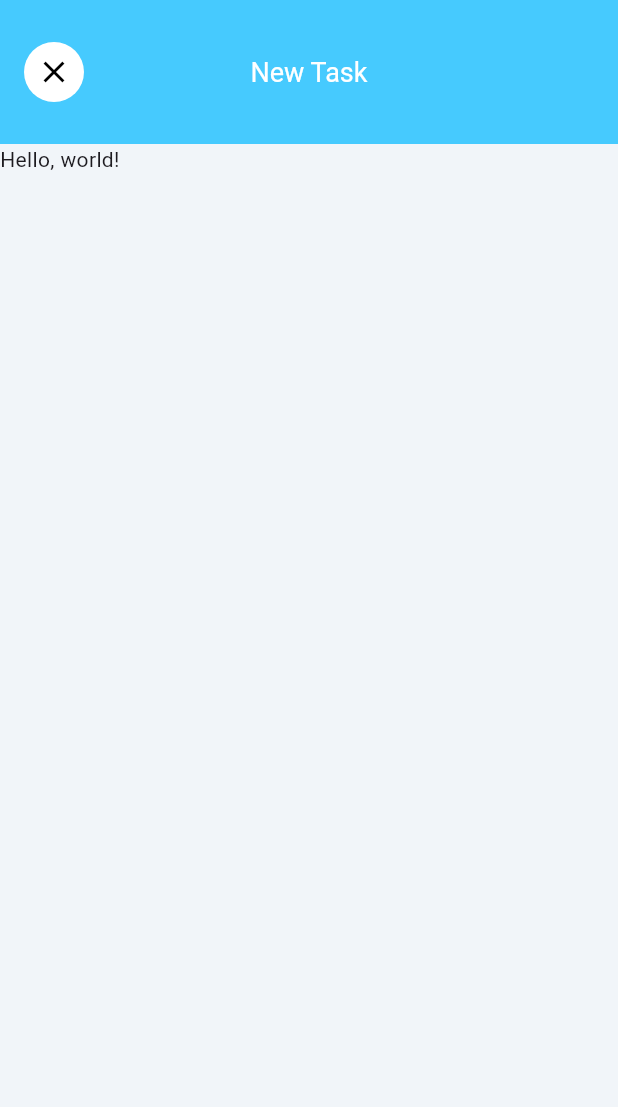
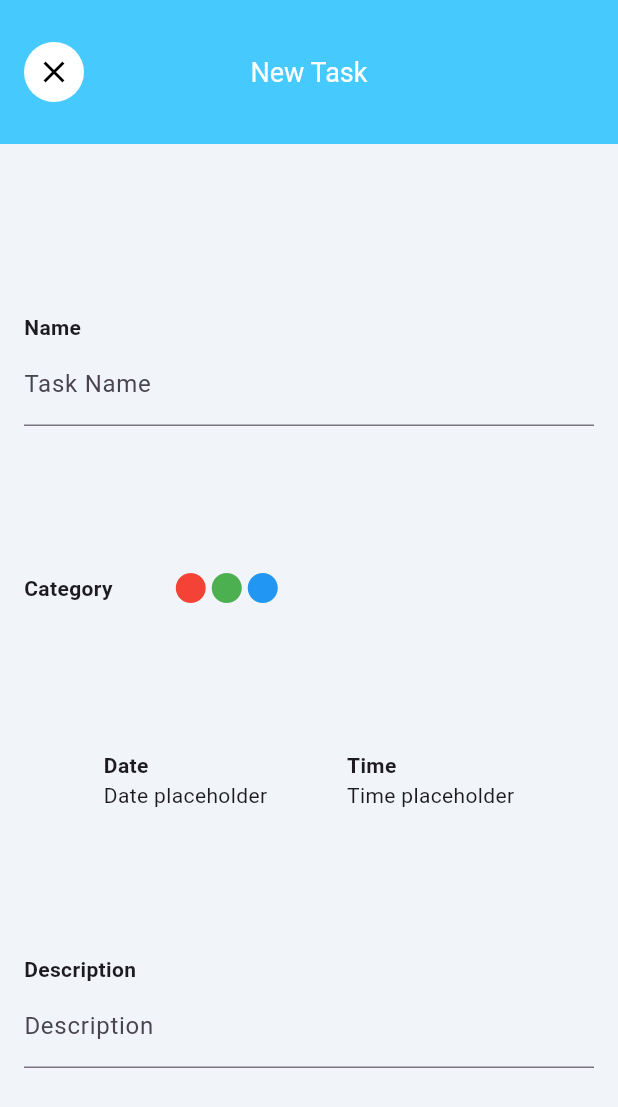
Before and after one commit to KaueMiziara/flutter-todo-list, a Flutter app: the NewTaskScreen screen opened directly, on a phone screen of 412 x 824 dp. Shown: the top 1107 px of the screen. Run offline on Flutter 3.47's test engine with Material 3 defaults, Android fonts, the phone set to English and light mode, and no system bars.

Commit message:
feat: add placeholder forms fields to NewTaskScreen widget

```diff
--- a/lib/screens/new_task_screen.dart
+++ b/lib/screens/new_task_screen.dart
@@ -10,7 +10,87 @@ class NewTaskScreen extends StatelessWidget {
     return const Scaffold(
       appBar: ScreenHeader(screenTitle: "New Task"),
       backgroundColor: TodoColors.gray,
-      body: Text("Hello, world!"),
+      body: Padding(
+        padding: EdgeInsets.all(16.0),
+        child: Column(
+          mainAxisAlignment: MainAxisAlignment.spaceEvenly,
+          children: [
+            Column(
+              crossAxisAlignment: CrossAxisAlignment.start,
+              children: [
+                Text(
+                  "Name",
+                  style: TextStyle(fontSize: 14, fontWeight: FontWeight.bold),
+                ),
+                TextField(
+                  decoration: InputDecoration(labelText: 'Task Name'),
+                ),
+              ],
+            ),
+            Row(
+              mainAxisAlignment: MainAxisAlignment.start,
+              children: [
+                Text(
+                  "Category",
+                  style: TextStyle(fontSize: 14, fontWeight: FontWeight.bold),
+                ),
+                Padding(
+                  padding: EdgeInsets.only(left: 24.0),
+                  child: Padding(
+                    padding: EdgeInsets.only(left: 16.0),
+                    child: Row(
+                      children: [
+                        Icon(Icons.circle, color: Colors.red),
+                        Icon(Icons.circle, color: Colors.green),
+                        Icon(Icons.circle, color: Colors.blue),
+                      ],
+                    ),
+                  ),
+                ),
+              ],
+            ),
+            Row(
+              mainAxisAlignment: MainAxisAlignment.spaceEvenly,
+              children: [
+                Column(
+                  crossAxisAlignment: CrossAxisAlignment.start,
+                  children: [
+                    Text(
+                      "Date",
+                      style:
+                          TextStyle(fontSize: 14, fontWeight: FontWeight.bold),
+                    ),
+                    Text("Date placeholder")
+                  ],
+                ),
+                Column(
+                  crossAxisAlignment: CrossAxisAlignment.start,
+                  children: [
+                    Text(
+                      "Time",
+                      style:
+                          TextStyle(fontSize: 14, fontWeight: FontWeight.bold),
+                    ),
+                    Text("Time placeholder")
+                  ],
+                ),
+              ],
+            ),
+            Column(
+              crossAxisAlignment: CrossAxisAlignment.start,
+              children: [
+                Text(
+                  "Description",
+                  style: TextStyle(fontSize: 14, fontWeight: FontWeight.bold),
+                ),
+                TextField(
+                  decoration: InputDecoration(labelText: 'Description'),
+                ),
+              ],
+            ),
+          ],
+        ),
+      ),
     );
   }
 }
```
